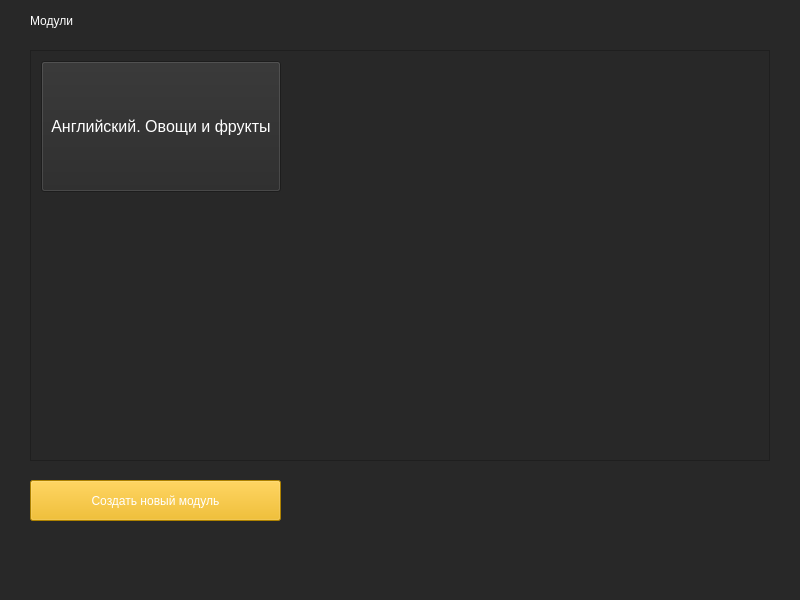
The window that Designs/main_window.ui (YoungPin1/EzLearn) describes before a commit, drawn with Qt 5.
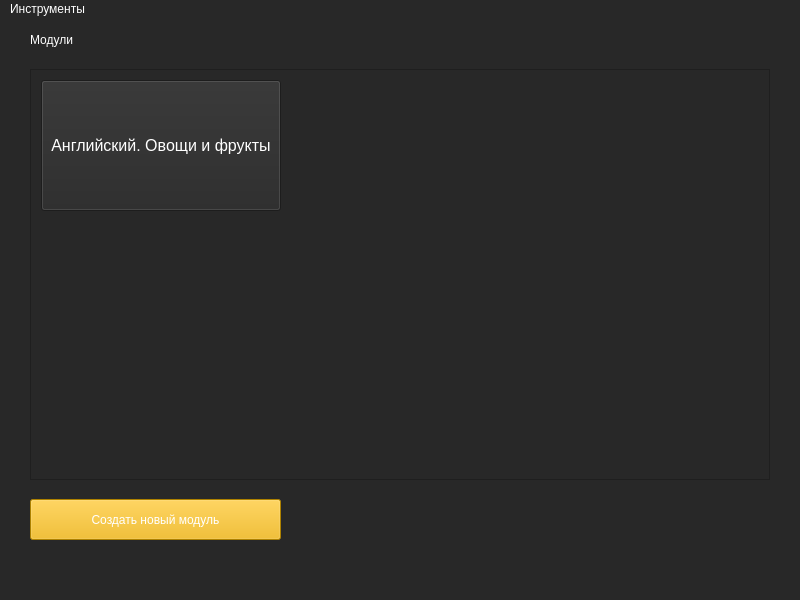
The same window after the commit.

The edit to the form file:
```diff
--- a/Designs/main_window.ui
+++ b/Designs/main_window.ui
@@ -107,6 +107,17 @@
      <height>21</height>
     </rect>
    </property>
+   <property name="styleSheet">
+    <string notr="true">color: rgb(255, 255, 255);</string>
+   </property>
+   <widget class="QMenu" name="menu">
+    <property name="title">
+     <string>Инструменты</string>
+    </property>
+    <addaction name="action_exit_acc"/>
+    <addaction name="action_exit_app"/>
+   </widget>
+   <addaction name="menu"/>
   </widget>
   <widget class="QStatusBar" name="statusbar"/>
  </widget>
```
Left out of the diff: 10 changed lines with no effect on the pictures.
